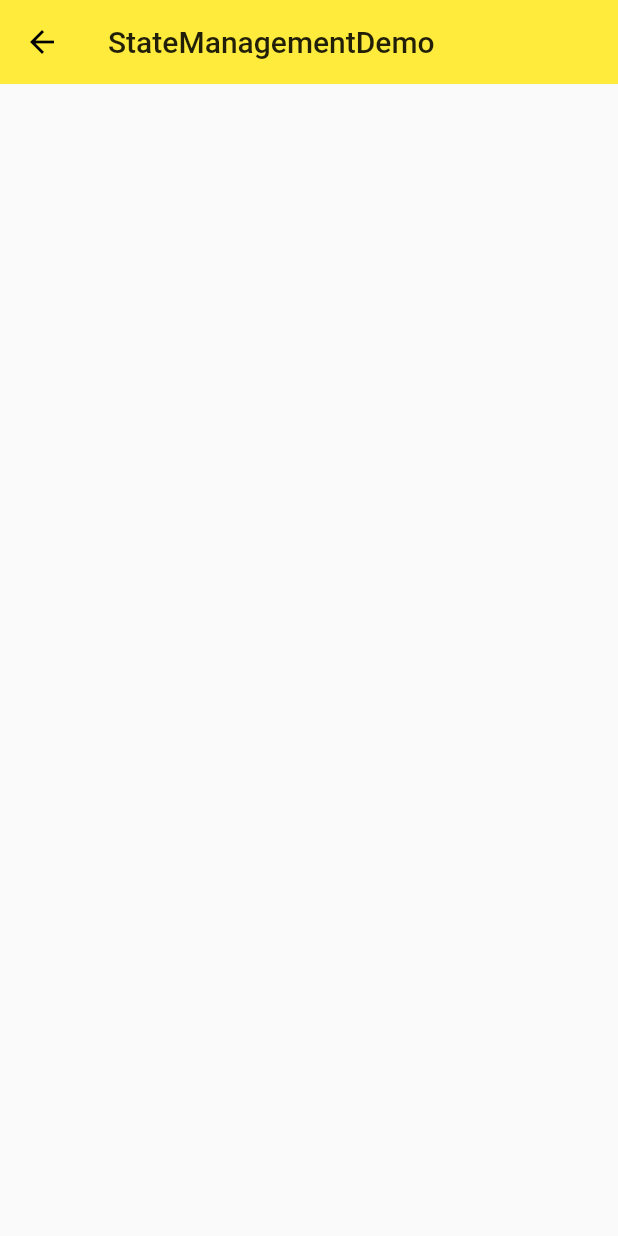
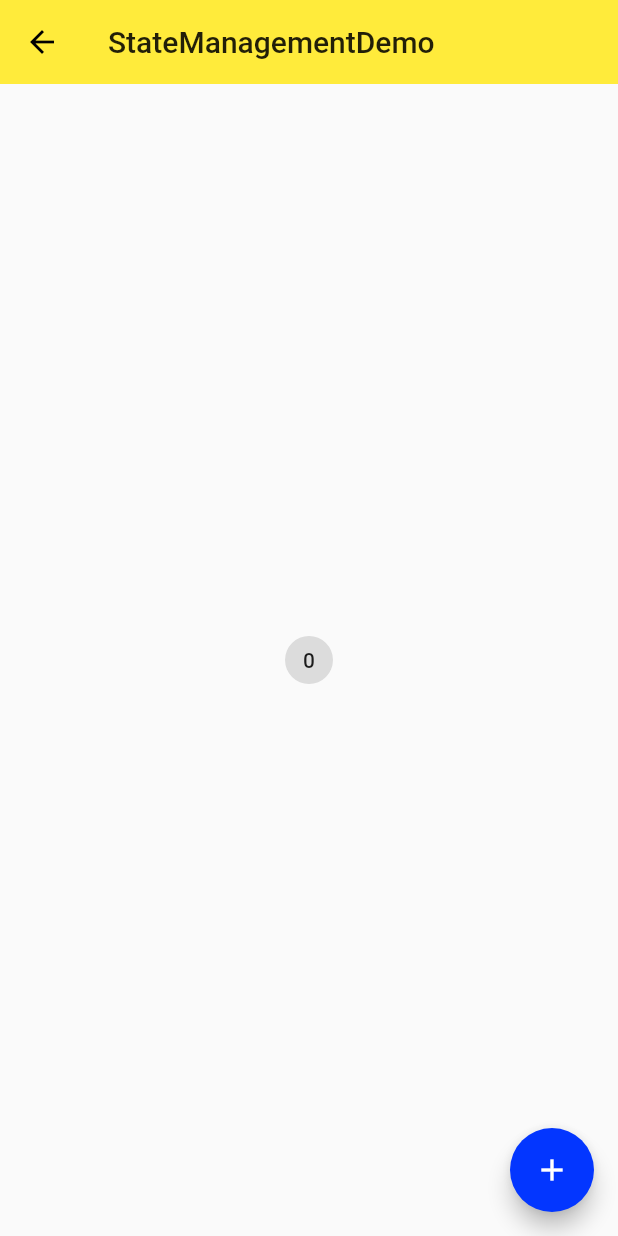
Before and after one commit to 13666028317/ninghao_flutter, a Flutter app: the screen it shows after launch, on a phone screen of 412 x 824 dp. Run offline on Flutter 3.47's test engine with Material 2 defaults, Android fonts, the phone set to English and light mode, and no system bars.

Commit message:
state-manage

```diff
--- a/lib/pages/state/state_management_demo.dart
+++ b/lib/pages/state/state_management_demo.dart
@@ -1,17 +1,88 @@
 import 'package:flutter/material.dart';
 
-class StateManagementDemo extends StatelessWidget {
-  const StateManagementDemo({Key key}) : super(key: key);
+class StateManagementDemo extends StatefulWidget {
+  StateManagementDemo({Key key}) : super(key: key);
+
+  @override
+  _StateManagementDemoState createState() => _StateManagementDemoState();
+}
+
+class _StateManagementDemoState extends State<StateManagementDemo> {
+  int _count = 0;
+
+  void _increaseCountd() {
+    setState(() {
+      _count++;
+    });
+    debugPrint('$_count');
+  }
 
   @override
   Widget build(BuildContext context) {
     return Container(
-      child: Scaffold(
-       appBar: AppBar(
-         title: Text('StateManagementDemo'),
-         elevation: 0.0,
-       ),
+      child: CounterProvider(
+        count: _count,
+        increaseCount: _increaseCountd,
+        child: Scaffold(
+        appBar: AppBar(
+          title: Text('StateManagementDemo'),
+          elevation: 0.0,
+        ),
+        body: CounterWraper(),
+        floatingActionButton: FloatingActionButton(
+          child: Icon(Icons.add),
+          onPressed: () {
+            _increaseCountd();
+          },
+        ),
+      ),
       ),
     );
   }
 }
+
+class CounterWraper extends StatelessWidget {
+
+  const CounterWraper({Key key}) : super(key: key);
+
+  @override
+  Widget build(BuildContext context) {
+    return Counter();
+  }
+}
+
+class Counter extends StatelessWidget {
+
+  const Counter({Key key}) : super(key: key);
+
+  @override
+  Widget build(BuildContext context) {
+
+    final count = CounterProvider.of(context).count;
+    final increaseCount = CounterProvider.of(context).increaseCount;
+
+    return Container(
+      child: Center(
+        child: ActionChip(
+          label: Text('$count'),
+          onPressed: increaseCount,
+        ),
+      ),
+    );
+  }
+}
+
+class CounterProvider extends InheritedWidget {
+  final count;
+  final VoidCallback increaseCount;
+  final Widget child;
+
+  CounterProvider({this.count, this.increaseCount, this.child}) : super(child: child);
+
+  static CounterProvider of(BuildContext context) => context.inheritFromWidgetOfExactType(CounterProvider);
+
+  @override
+  bool updateShouldNotify(InheritedWidget oldWidget) {
+    return true;
+  }
+}
--- a/pubspec.yaml
+++ b/pubspec.yaml
@@ -24,6 +24,7 @@ dependencies:
   # Use with the CupertinoIcons class for iOS style icons.
   cupertino_icons: ^0.1.2
   intl: ^0.16.1
+  scoped_model: ^1.0.1
 
 dev_dependencies:
   flutter_test:
```
Also changed, not shown: pubspec.lock.
